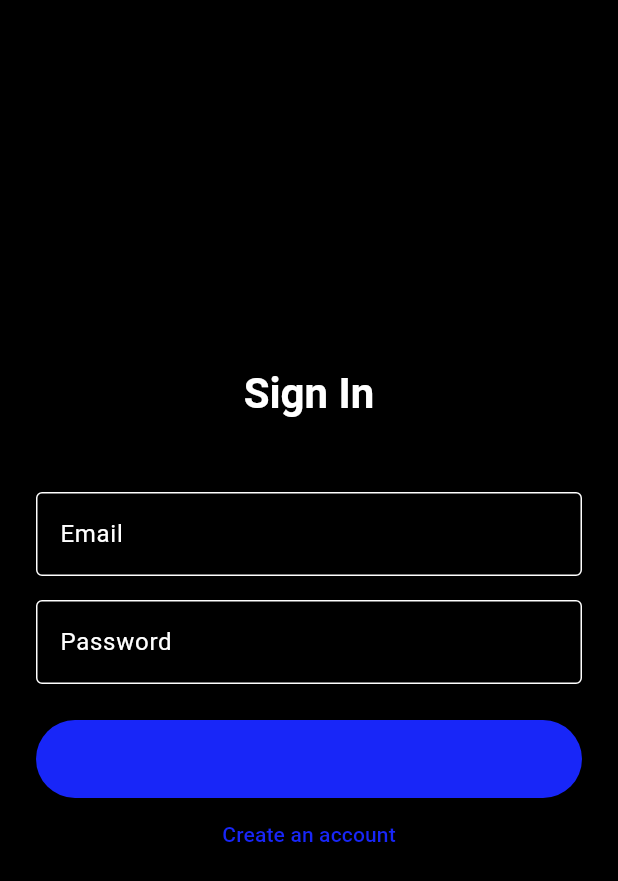
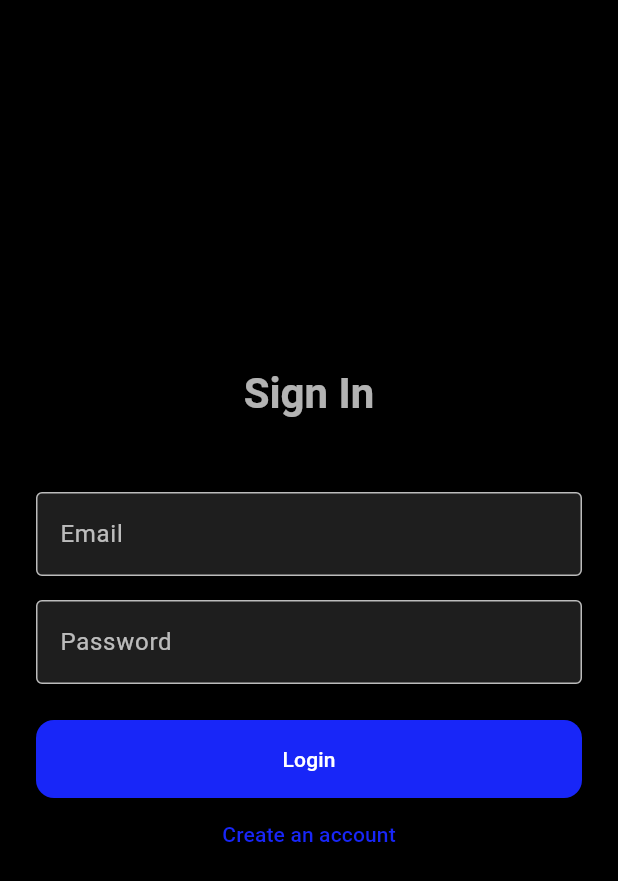
Before and after one commit to Auxistra/AUXISTRA-2.0, a Flutter app: the screen it shows after launch, on a phone screen of 412 x 824 dp. Shown: the top 881 px of the screen. Run offline on Flutter 3.47's test engine with Material 3 defaults, Android fonts, the phone set to English and light mode, and no system bars.

Commit message:
Update app_theme.dart

```diff
--- a/lib/theme/app_theme.dart
+++ b/lib/theme/app_theme.dart
@@ -1,16 +1,114 @@
-
 import 'package:flutter/material.dart';
 
 class AppTheme {
   static final ThemeData darkTheme = ThemeData(
+    useMaterial3: true,
     brightness: Brightness.dark,
+
+    // Main Colors
     primaryColor: const Color(0xFF1826F8),
     scaffoldBackgroundColor: const Color(0xFF000000),
+
+    // Color Scheme (Recommended Way)
     colorScheme: const ColorScheme.dark(
       primary: Color(0xFF1826F8),
-      surface: Color(0xFF2C2C2C),
+      secondary: Color(0xFF4D5DFF),
+      surface: Color(0xFF1E1E1E),
       background: Color(0xFF000000),
+      error: Color(0xFFFF5252),
+      onPrimary: Colors.white,
+      onSurface: Colors.white70,
     ),
-    // Define other theme properties here
+
+    // AppBar Theme
+    appBarTheme: const AppBarTheme(
+      backgroundColor: Color(0xFF000000),
+      elevation: 0,
+      centerTitle: true,
+      titleTextStyle: TextStyle(
+        fontSize: 22,
+        fontWeight: FontWeight.bold,
+        color: Colors.white,
+      ),
+      iconTheme: IconThemeData(color: Colors.white),
+    ),
+
+    // Text Theme
+    textTheme: const TextTheme(
+      headlineLarge: TextStyle(
+        fontSize: 28,
+        fontWeight: FontWeight.bold,
+        color: Colors.white,
+      ),
+      titleLarge: TextStyle(
+        fontSize: 20,
+        fontWeight: FontWeight.w600,
+        color: Colors.white,
+      ),
+      bodyLarge: TextStyle(
+        fontSize: 16,
+        color: Colors.white70,
+      ),
+      bodyMedium: TextStyle(
+        fontSize: 14,
+        color: Colors.white60,
+      ),
+    ),
+
+    // Elevated Button Theme
+    elevatedButtonTheme: ElevatedButtonThemeData(
+      style: ElevatedButton.styleFrom(
+        backgroundColor: const Color(0xFF1826F8),
+        foregroundColor: Colors.white,
+        padding: const EdgeInsets.symmetric(
+          horizontal: 20,
+          vertical: 14,
+        ),
+        shape: RoundedRectangleBorder(
+          borderRadius: BorderRadius.circular(12),
+        ),
+      ),
+    ),
+
+    // Input Field Theme
+    inputDecorationTheme: InputDecorationTheme(
+      filled: true,
+      fillColor: const Color(0xFF1E1E1E),
+      border: OutlineInputBorder(
+        borderRadius: BorderRadius.circular(12),
+        borderSide: BorderSide.none,
+      ),
+      focusedBorder: OutlineInputBorder(
+        borderRadius: BorderRadius.circular(12),
+        borderSide: const BorderSide(
+          color: Color(0xFF1826F8),
+          width: 2,
+        ),
+      ),
+      hintStyle: const TextStyle(
+        color: Colors.white54,
+      ),
+    ),
+
+    // Card Theme
+    cardTheme: CardTheme(
+      color: const Color(0xFF1E1E1E),
+      elevation: 3,
+      shape: RoundedRectangleBorder(
+        borderRadius: BorderRadius.circular(16),
+      ),
+    ),
+
+    // Icon Theme
+    iconTheme: const IconThemeData(
+      color: Colors.white70,
+      size: 22,
+    ),
+
+    // Divider Theme
+    dividerTheme: const DividerThemeData(
+      color: Colors.white24,
+      thickness: 1,
+    ),
   );
 }
```
